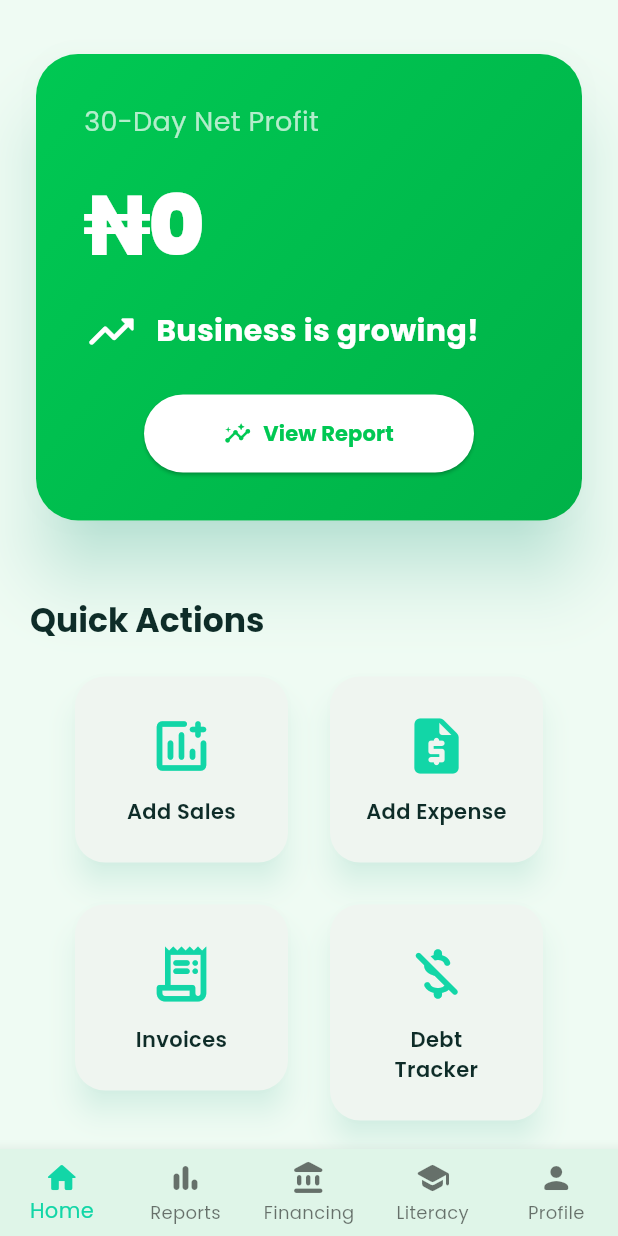
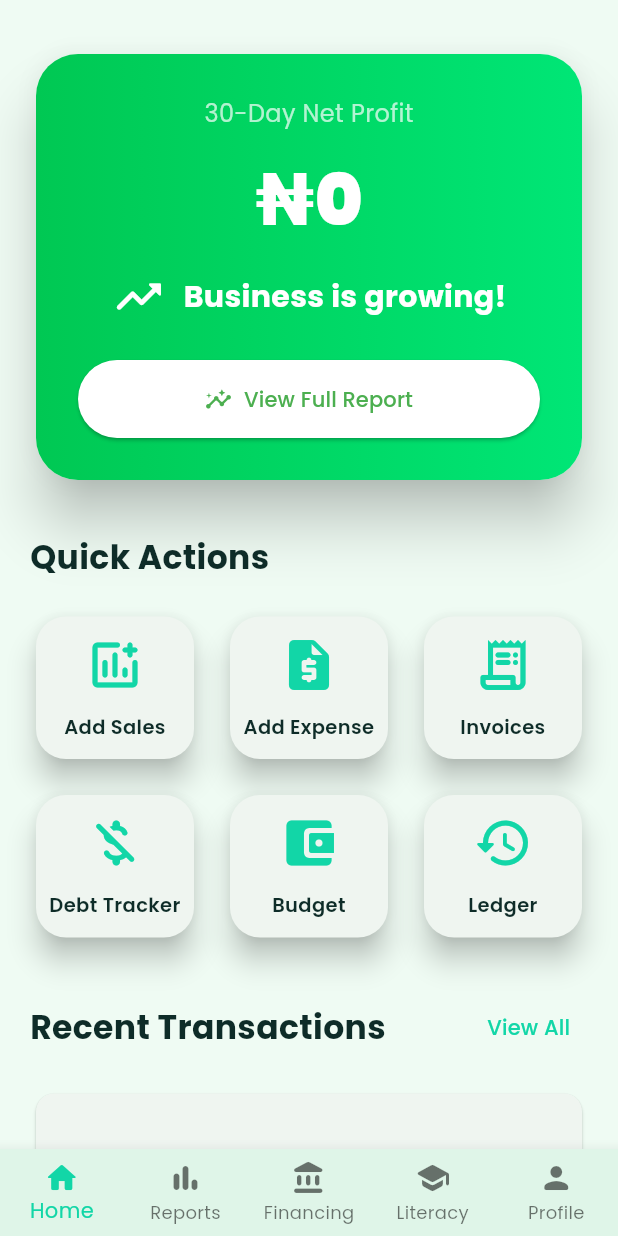
Before and after one commit to Arolexwalex/Microbiz_wallet, a Flutter app: the DashboardScreen screen opened by its route, on a phone screen of 412 x 824 dp. Run offline on Flutter 3.47's test engine with Material 3 defaults, Android fonts, the phone set to English and light mode, and no system bars; our stand-ins replace dio, equatable, fl_chart, flutter_local_notifications, flutter_riverpod, freezed_annotation and 9 more; accounts and stored records are empty.

Commit message:
error fixed

```diff
--- a/lib/src/features/dashboard/dashboard_screen.dart
+++ b/lib/src/features/dashboard/dashboard_screen.dart
@@ -1,3 +1,4 @@
+// lib/src/features/dashboard/dashboard_screen.dart
 import 'package:fl_chart/fl_chart.dart';
 import 'package:flutter/material.dart';
 import 'package:flutter_riverpod/flutter_riverpod.dart';
@@ -7,14 +8,9 @@ import 'package:new_new_microbiz_wallet/src/domain/record.dart';
 import '../../state/ledger_providers.dart';
 import '../../theme/theme.dart';
 
-class DashboardScreen extends ConsumerStatefulWidget {
+class DashboardScreen extends ConsumerWidget {
   const DashboardScreen({super.key});
 
-  @override
-  ConsumerState<DashboardScreen> createState() => _DashboardScreenState();
-}
-
-class _DashboardScreenState extends ConsumerState<DashboardScreen> {
   static const _services = [
     {'icon': Icons.add_chart_rounded, 'label': 'Add Sales', 'route': '/add-sales'},
     {'icon': Icons.request_quote_rounded, 'label': 'Add Expense', 'route': '/add-expenses'},
@@ -25,45 +21,41 @@ class _DashboardScreenState extends ConsumerState<DashboardScreen> {
   ];
 
   @override
-  Widget build(BuildContext context) {
+  Widget build(BuildContext context, WidgetRef ref) {
     final isWeb = MediaQuery.of(context).size.width >= 900;
 
     return Scaffold(
       backgroundColor: AppColors.background,
-      body: Row(
-        children: [
-          Expanded(
-            child: RefreshIndicator(
+      body: RefreshIndicator(
         onRefresh: () async {
           ref.invalidate(ledgerRecordsProvider);
           ref.invalidate(businessHealthProvider);
         },
-              child: SingleChildScrollView(
-                physics: const AlwaysScrollableScrollPhysics(),
-                child: Padding(
+        child: CustomScrollView(
+          slivers: [
+            SliverPadding(
               padding: EdgeInsets.symmetric(horizontal: isWeb ? 64 : 20, vertical: 32),
-                  child: Column(
-                    children: [
+              sliver: SliverList(
+                delegate: SliverChildListDelegate([
                   _buildHeroProfitCard(context, ref),
-                      const SizedBox(height: 48),
+                  const SizedBox(height: 32),
                   _buildQuickActions(context),
-                      const SizedBox(height: 48),
-                      _buildRecentTransactions(context, ref),
-                      const SizedBox(height: 48),
+                  const SizedBox(height: 32),
+                  _buildRecentTransactions(ref: ref, context: context),
+                  const SizedBox(height: 32),
                   _buildProfitChart(context, ref),
-                      const SizedBox(height: 60),
-                    ],
-                  ),
-                ),
-              ),
+                  const SizedBox(height: 100),
+                ]),
               ),
             ),
           ],
         ),
+      ),
     );
   }
 
-  // FIXED: Button now has fixed width → no more infinite width crash
+  // ... (hero card and quick actions same as before)
+
   Widget _buildHeroProfitCard(BuildContext context, WidgetRef ref) {
     return ref.watch(businessHealthProvider).when(
       data: (health) {
@@ -72,102 +64,56 @@ class _DashboardScreenState extends ConsumerState<DashboardScreen> {
         final isPositive = profit >= 0;
 
         return Card(
-          elevation: 20,
-          shadowColor: AppColors.primary.withOpacity(0.4),
+          elevation: 16,
           shape: RoundedRectangleBorder(borderRadius: BorderRadius.circular(28)),
           child: Container(
-            padding: const EdgeInsets.all(32),
+            padding: const EdgeInsets.all(28),
             decoration: BoxDecoration(
               borderRadius: BorderRadius.circular(28),
               gradient: LinearGradient(
                 colors: isPositive
-                    ? [const Color(0xFF00C853), const Color(0xFF00B248)]
-                    : [const Color(0xFFE53935), const Color(0xFFD32F2F)],
-                begin: Alignment.topLeft,
-                end: Alignment.bottomRight,
+                    ? [const Color(0xFF00C853), const Color(0xFF00E676)]
+                    : [const Color(0xFFE53935), const Color(0xFFFF5252F)],
               ),
             ),
             child: Column(
               children: [
-                Wrap(
-                  alignment: WrapAlignment.center,
-                  crossAxisAlignment: WrapCrossAlignment.center,
-                  runSpacing: 24,
-                  spacing: 32,
-                  children: [
-                    SizedBox(
-                      child: Column(
-                        crossAxisAlignment: CrossAxisAlignment.start,
-                        children: [
-                          Text('30-Day Net Profit', style: TextStyle(color: Colors.white70, fontSize: 18)),
-                          const SizedBox(height: 16),
-                          Text(
-                            format.format(profit.abs()),
-                            style: const TextStyle(color: Colors.white, fontSize: 56, fontWeight: FontWeight.w900, letterSpacing: -2),
-                          ),
+                Text('30-Day Net Profit', style: TextStyle(color: Colors.white70, fontSize: 16)),
+                const SizedBox(height: 12),
+                Text(format.format(profit.abs()),
+                    style: const TextStyle(color: Colors.white, fontSize: 48, fontWeight: FontWeight.w900)),
                 const SizedBox(height: 12),
                 Row(
+                  mainAxisAlignment: MainAxisAlignment.center,
                   children: [
-                              Icon(isPositive ? Icons.trending_up_rounded : Icons.trending_down_rounded, color: Colors.white, size: 36),
+                    Icon(isPositive ? Icons.trending_up_rounded : Icons.trending_down_rounded,
+                        color: Colors.white, size: 36),
                     const SizedBox(width: 12),
-                              Flexible( // Wrap the Text widget with Flexible
-                                child: Text(
-                                  isPositive ? 'Business is growing!' : 'Time to cut costs',
-                                  style: const TextStyle(color: Colors.white, fontSize: 20, fontWeight: FontWeight.bold),
-                                ),
-                              ),
+                    Text(isPositive ? 'Business is growing!' : 'Time to cut costs',
+                        style: const TextStyle(color: Colors.white, fontSize: 20, fontWeight: FontWeight.bold)),
                   ],
                 ),
-                        ],
-                      ),
-                    ),
-                    Column(
-                      children: [
-                        if (!isPositive) ...[
-                          Icon(
-                            Icons.sentiment_dissatisfied_rounded,
-                            color: Colors.white.withOpacity(0.9),
-                            size: 100,
-                          ),
-                          const SizedBox(height: 20),
-                        ],
-                        SizedBox(
-                          width: 220, // ← THIS FIXES THE INFINITE WIDTH CRASH
-                          child: ElevatedButton.icon(
+                const SizedBox(height: 24),
+                ElevatedButton.icon(
                   onPressed: () => context.push('/business-health'),
                   icon: const Icon(Icons.insights_rounded),
-                            label: const Text('View Report', style: TextStyle(fontWeight: FontWeight.bold)),
+                  label: const Text('View Full Report'),
                   style: ElevatedButton.styleFrom(
                     backgroundColor: Colors.white,
-                              foregroundColor: isPositive ? const Color(0xFF00C853) : const Color(0xFFE53935),
-                              padding: const EdgeInsets.symmetric(horizontal: 24, vertical: 16),
+                    foregroundColor: isPositive ? Colors.green : Colors.red,
+                    padding: const EdgeInsets.symmetric(horizontal: 32, vertical: 16),
                     shape: RoundedRectangleBorder(borderRadius: BorderRadius.circular(30)),
                   ),
-                          ),
-                        ),
-                      ],
-                    ),
-                  ],
                 ),
               ],
             ),
           ),
         );
       },
-      loading: () => const Card(
-          child: SizedBox(
-              height: 220, child: Center(child: CircularProgressIndicator()))),
-      error: (error, stackTrace) => Card(
+      loading: () => const Card(child: SizedBox(height: 200, child: Center(child: CircularProgressIndicator()))),
+      error: (_, __) => Card(
         color: Colors.red.shade50,
-        child: SizedBox(
-          height: 220,
-          child: Center(
-            child: Padding(
-              padding: const EdgeInsets.all(16.0),
-              child: Text('Failed to load profit:\n$error', textAlign: TextAlign.center, style: TextStyle(color: Colors.red.shade900)),
-            ),
-          ),
-        ),
+        child: const SizedBox(height: 200, child: Center(child: Text('Failed to load profit', style: TextStyle(color: Colors.red)))),
       ),
     );
   }
@@ -176,54 +122,97 @@ class _DashboardScreenState extends ConsumerState<DashboardScreen> {
     return Column(
       crossAxisAlignment: CrossAxisAlignment.start,
       children: [
-        Text('Quick Actions', style: Theme.of(context).textTheme.titleLarge!.copyWith(fontWeight: FontWeight.bold)),
+        const Text('Quick Actions', style: TextStyle(fontSize: 22, fontWeight: FontWeight.bold)),
         const SizedBox(height: 20),
-        Center(
-          child: ConstrainedBox(
-            constraints: const BoxConstraints(maxWidth: 900),
-            child: Wrap(
-              spacing: 20,
-              runSpacing: 20,
-              alignment: WrapAlignment.center,
-              children: _services.map((s) {
-                return SizedBox(
-                  width: 150,
-                  child: Card(
+        GridView.builder(
+          shrinkWrap: true,
+          physics: const NeverScrollableScrollPhysics(),
+          gridDelegate: const SliverGridDelegateWithFixedCrossAxisCount(
+            crossAxisCount: 3,
+            childAspectRatio: 1.1,
+            crossAxisSpacing: 16,
+            mainAxisSpacing: 16,
+          ),
+          itemCount: _services.length,
+          itemBuilder: (context, i) {
+            final s = _services[i];
+            return Card(
               elevation: 8,
-                    shadowColor: AppColors.primary.withOpacity(0.2),
               shape: RoundedRectangleBorder(borderRadius: BorderRadius.circular(20)),
               child: InkWell(
                 borderRadius: BorderRadius.circular(20),
                 onTap: () => context.push(s['route'] as String),
-                      child: Padding(
-                        padding: const EdgeInsets.all(24),
                 child: Column(
+                  mainAxisAlignment: MainAxisAlignment.center,
                   children: [
-                            Icon(s['icon'] as IconData, size: 44, color: AppColors.primary),
+                    Icon(s['icon'] as IconData, size: 40, color: AppColors.primary),
                     const SizedBox(height: 12),
-                            Text(
-                              s['label'] as String,
-                              textAlign: TextAlign.center,
-                              style: const TextStyle(fontSize: 14, fontWeight: FontWeight.w600),
-                            ),
+                    Text(s['label'] as String, textAlign: TextAlign.center,
+                        style: const TextStyle(fontSize: 13, fontWeight: FontWeight.w600)),
                   ],
                 ),
               ),
-                    ),
-                  ),
             );
-              }).toList(),
-            ),
-          ),
+          },
         ),
       ],
     );
   }
 
-  Widget _buildRecentTransactions(BuildContext context, WidgetRef ref) {
-    return ConstrainedBox(
-      constraints: const BoxConstraints(maxWidth: 1000),
-      child: Card(
+  Widget _buildRecentTransactions({required WidgetRef ref, required BuildContext context}) {
+    final recordsAsync = ref.watch(ledgerRecordsProvider);
+    return Column(
+      crossAxisAlignment: CrossAxisAlignment.start,
+      children: [
+        Row(
+          mainAxisAlignment: MainAxisAlignment.spaceBetween,
+          crossAxisAlignment: CrossAxisAlignment.center,
+          children: [
+            const Text('Recent Transactions', style: TextStyle(fontSize: 22, fontWeight: FontWeight.bold)),
+            TextButton(
+              onPressed: () => context.push('/ledger'),
+              child: const Text('View All'),
+            ),
+          ],
+        ),
+        const SizedBox(height: 16),
+        recordsAsync.when(
+          loading: () => const Center(child: CircularProgressIndicator()),
+          error: (err, _) => Card(
+            color: Colors.red.shade50,
+            child: Padding(
+              padding: const EdgeInsets.all(16.0),
+              child: Center(child: Text('Error: $err')),
+            ),
+          ),
+          data: (records) {
+            if (records.isEmpty) {
+              return const Card(
+                child: Padding(
+                  padding: EdgeInsets.all(48.0),
+                  child: Center(child: Text('No transactions recorded yet.')),
+                ),
+              );
+            }
+            // Take only the 5 most recent records
+            final recentRecords = records.take(5);
+            return Card(
+              elevation: 4,
+              shape: RoundedRectangleBorder(borderRadius: BorderRadius.circular(16)),
+              clipBehavior: Clip.antiAlias,
+              child: Column(
+                children: recentRecords.map((record) => _buildTransactionTile(record)).toList(),
+              ),
+            );
+          },
+        ),
+      ],
+    );
+  }
+
+  // FULLY RESTORED PROFIT CHART — YOUR ORIGINAL ONE
+  Widget _buildProfitChart(BuildContext context, WidgetRef ref) {
+    return Card(
       elevation: 8,
       shape: RoundedRectangleBorder(borderRadius: BorderRadius.circular(20)),
       child: Padding(
@@ -231,79 +220,16 @@ class _DashboardScreenState extends ConsumerState<DashboardScreen> {
         child: Column(
           crossAxisAlignment: CrossAxisAlignment.start,
           children: [
-              Row(
-                mainAxisAlignment: MainAxisAlignment.spaceBetween,
-                children: [
-                  Text('Recent Transactions', style: Theme.of(context).textTheme.titleLarge!.copyWith(fontWeight: FontWeight.bold)),
-                  TextButton(onPressed: () => context.push('/ledger'), child: const Text('View all')),
-                ],
-              ),
-              const SizedBox(height: 16),
-              ref.watch(ledgerRecordsProvider).when(
-                data: (records) => records.isEmpty
-                    ? const Center(child: Text('No transactions yet'))
-                    : ListView.separated(
-                        shrinkWrap: true,
-                        physics: const NeverScrollableScrollPhysics(),
-                        itemCount: records.length > 6 ? 6 : records.length,
-                        separatorBuilder: (_, __) => const Divider(),
-                        itemBuilder: (context, i) {
-                          final r = records.reversed.toList()[i];
-                          final isIncome = r.type == RecordType.sale;
-                          return ListTile(
-                            leading: CircleAvatar(
-                              backgroundColor: isIncome ? Colors.green.shade50 : Colors.red.shade50,
-                              child: Icon(isIncome ? Icons.arrow_downward : Icons.arrow_upward,
-                                  color: isIncome ? Colors.green : Colors.red),
-                            ),
-                            title: Text(r.title, style: const TextStyle(fontWeight: FontWeight.w600)),
-                            subtitle: Text(DateFormat('EEE, MMM d • h:mm a').format(r.date)),
-                            trailing: Text(
-                              '₦${(r.amountKobo / 100).toStringAsFixed(0)}',
-                              style: TextStyle(
-                                fontWeight: FontWeight.bold,
-                                fontSize: 16,
-                                color: isIncome ? Colors.green : Colors.red,
-                              ),
-                            ),
-                            onTap: () => context.push('/record-detail', extra: r),
-                          );
-                        },
-                      ),
-                loading: () => const Center(child: CircularProgressIndicator()),
-                error: (error, stackTrace) => Padding(
-                  padding: const EdgeInsets.all(16.0),
-                  child: Text(
-                    'Failed to load transactions:\n$error',
-                    style: TextStyle(color: Colors.red.shade900),
-                  ),
-                ),
-              ),
-            ],
-          ),
-        ),
-      ),
-    );
+            const Text('12-Month Profit Trend', style: TextStyle(fontSize: 20, fontWeight: FontWeight.bold)),
+            const SizedBox(height: 24),
+            SizedBox(
+              height: 340,
+              child: ref.watch(ledgerRecordsProvider).when(
+                data: (records) {
+                  if (records.isEmpty) {
+                    return const Center(child: Text('No data yet'));
                   }
 
-  Widget _buildProfitChart(BuildContext context, WidgetRef ref) {
-    return ConstrainedBox(
-      constraints: const BoxConstraints(maxWidth: 1000),
-      child: Card(
-        elevation: 8,
-        shape: RoundedRectangleBorder(borderRadius: BorderRadius.circular(20)),
-        child: Padding(
-          padding: const EdgeInsets.all(24),
-          child: Column(
-            crossAxisAlignment: CrossAxisAlignment.start,
-            children: [
-              Text('12-Month Profit Trend', style: Theme.of(context).textTheme.titleLarge!.copyWith(fontWeight: FontWeight.bold)),
-              const SizedBox(height: 24),
-              SizedBox(
-                height: 340, // Ensure the chart has enough space
-                child: ref.watch(ledgerRecordsProvider).when(
-                  data: (records) {
-                    if (records.isEmpty) return const Center(child: Text('No data yet'));
                   final now = DateTime.now();
                   final monthsAgo = now.subtract(const Duration(days: 365));
                   final monthly = <String, double>{};
@@ -315,7 +241,8 @@ class _DashboardScreenState extends ConsumerState<DashboardScreen> {
                         ifAbsent: () => r.type == RecordType.sale ? amount : -amount);
                   }
 
-                    final sorted = monthly.entries.toList()..sort((a, b) => a.key.compareTo(b.key));
+                  final sorted = monthly.entries.toList()
+                    ..sort((a, b) => a.key.compareTo(b.key));
 
                   return BarChart(
                     BarChartData(
@@ -334,7 +261,16 @@ class _DashboardScreenState extends ConsumerState<DashboardScreen> {
                       ),
                       titlesData: FlTitlesData(
                         leftTitles: AxisTitles(sideTitles: SideTitles(showTitles: true, reservedSize: 60)),
-                          bottomTitles: AxisTitles(sideTitles: SideTitles(showTitles: true, getTitlesWidget: (v, m) => Text(sorted[v.toInt()].key, style: const TextStyle(fontSize: 12)))),
+                        bottomTitles: AxisTitles(
+                          sideTitles: SideTitles(
+                            showTitles: true,
+                            getTitlesWidget: (value, meta) {
+                              final index = value.toInt();
+                              if (index < 0 || index >= sorted.length) return const Text('');
+                              return Text(sorted[index].key, style: const TextStyle(fontSize: 12));
+                            },
+                          ),
+                        ),
                         topTitles: const AxisTitles(sideTitles: SideTitles(showTitles: false)),
                         rightTitles: const AxisTitles(sideTitles: SideTitles(showTitles: false)),
                       ),
@@ -352,7 +288,7 @@ class _DashboardScreenState extends ConsumerState<DashboardScreen> {
                                     ? [Colors.green.shade400, Colors.green.shade700]
                                     : [Colors.red.shade400, Colors.red.shade700],
                               ),
-                                width: 28,
+                              width: 24,
                               borderRadius: const BorderRadius.vertical(top: Radius.circular(8)),
                             )
                           ],
@@ -362,18 +298,33 @@ class _DashboardScreenState extends ConsumerState<DashboardScreen> {
                   );
                 },
                 loading: () => const Center(child: CircularProgressIndicator()),
-                  error: (error, stackTrace) => Padding(
-                    padding: const EdgeInsets.all(16.0),
-                    child: Text(
-                      'Error loading chart:\n$error',
-                      style: TextStyle(color: Colors.red.shade900),
-                    ),
-                  ),
+                error: (_, __) => const Center(child: Text('Error loading chart')),
               ),
             ),
           ],
         ),
       ),
+    );
+  }
+
+  Widget _buildTransactionTile(LedgerRecord record) {
+    final isSale = record.type == RecordType.sale;
+    final amount = record.amountKobo / 100.0;
+    final format = NumberFormat.currency(locale: 'en_NG', symbol: '₦', decimalDigits: 2);
+
+    return ListTile(
+      leading: CircleAvatar(
+        backgroundColor: (isSale ? Colors.green : Colors.orange).withOpacity(0.1),
+        child: Icon(
+          isSale ? Icons.arrow_downward_rounded : Icons.arrow_upward_rounded,
+          color: isSale ? Colors.green : Colors.orange,
+        ),
+      ),
+      title: Text(record.title, style: const TextStyle(fontWeight: FontWeight.w600)),
+      subtitle: Text(DateFormat.yMMMd().format(record.date)),
+      trailing: Text(
+        '${isSale ? '' : '-'}${format.format(amount)}',
+        style: TextStyle(color: isSale ? Colors.green : Colors.red, fontWeight: FontWeight.bold, fontSize: 16),
       ),
     );
   }
```
Lines whose indentation alone changed are shown as unchanged.
